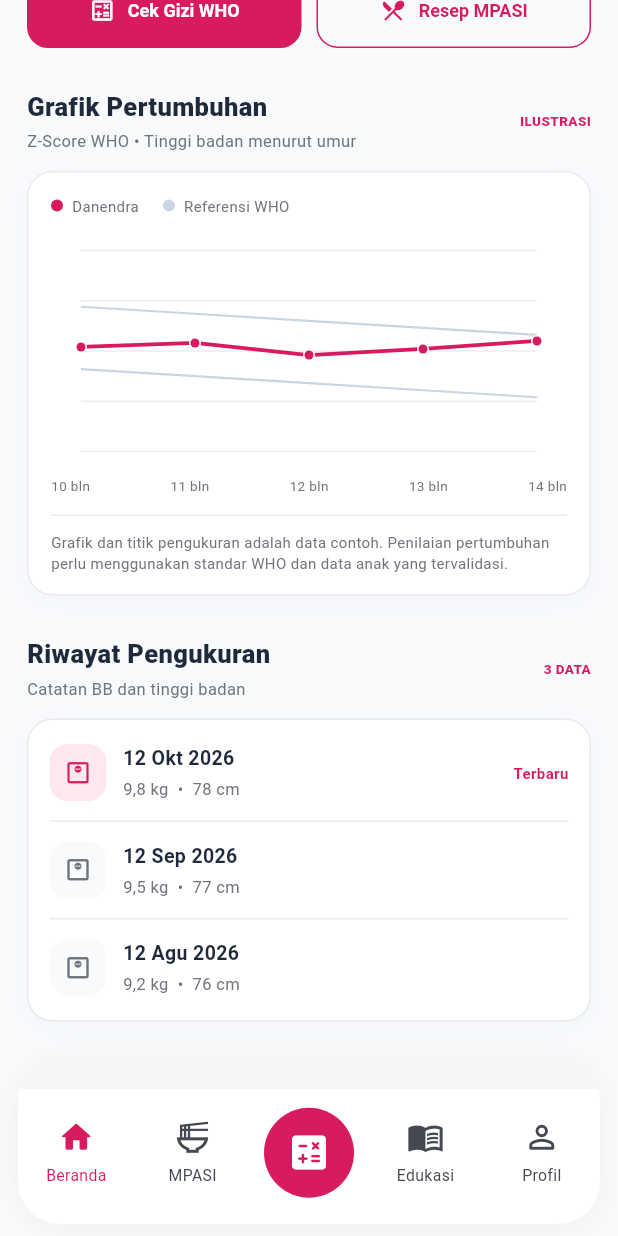
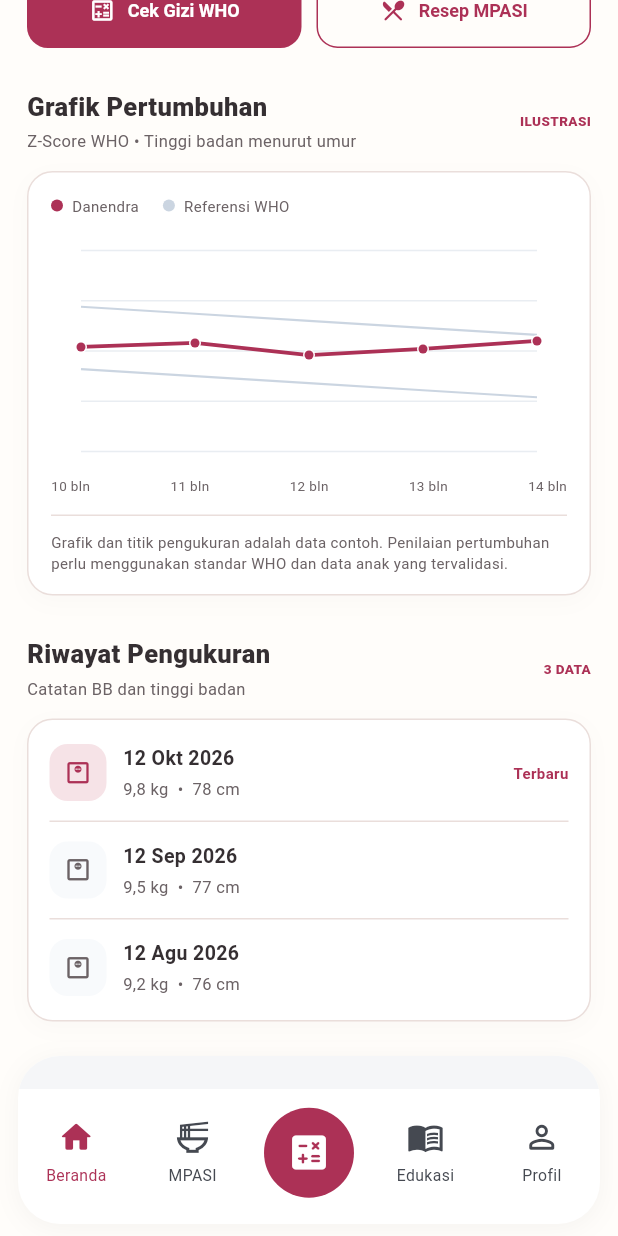
Before and after one commit to awndreyy/stuntGuard_mobile, a Flutter app: the MainNavigation screen opened directly with empty values, scrolled down 576 dp, on a phone screen of 412 x 824 dp. Run offline on Flutter 3.47's test engine with Material 3 defaults, Android fonts, the phone set to English and light mode, and no system bars; our stand-ins replace flutter_secure_storage; accounts and stored records are empty; network calls fail.

Commit message:
style: warna

```diff
--- a/lib/navigation/main_navigation.dart
+++ b/lib/navigation/main_navigation.dart
@@ -63,7 +63,7 @@ class _MainNavigationState extends State<MainNavigation> {
   @override
   Widget build(BuildContext context) {
     final pages = [
-      HomeScreen(onOpenCalculator: openCalculator, onOpenMpasi: openMpasi),
+      HomeScreen(user: widget.user, onOpenCalculator: openCalculator, onOpenMpasi: openMpasi),
       const MpasiScreen(),
       const CalculatorScreen(),
       const EducationScreen(),
--- a/lib/screens/home/home_screen.dart
+++ b/lib/screens/home/home_screen.dart
@@ -3,11 +3,13 @@ import 'package:flutter/material.dart';
 import '../../theme/sg_theme.dart';
 
 class HomeScreen extends StatefulWidget {
+  final Map<String, dynamic> user;
   final VoidCallback onOpenCalculator;
   final VoidCallback? onOpenMpasi;
 
   const HomeScreen({
     super.key,
+    required this.user,
     required this.onOpenCalculator,
     this.onOpenMpasi,
   });
@@ -17,6 +19,16 @@ class HomeScreen extends StatefulWidget {
 }
 
 class _HomeScreenState extends State<HomeScreen> {
+  String get _userName {
+    final name = widget.user['name']?.toString().trim();
+
+    if (name == null || name.isEmpty) {
+      return 'Orang Tua';
+    }
+
+    return name;
+  }
+
   static const _children = [
     _ChildProfile(name: 'Danendra', age: '14 Bulan'),
     _ChildProfile(name: 'Aluna', age: '8 Bulan'),
@@ -177,8 +189,8 @@ Widget _buildTopBar() {
       return Column(
         crossAxisAlignment: CrossAxisAlignment.start,
         children: [
-          const Text(
-            'Halo, Orang Tua! 👋',
+          Text(
+            'Halo, ${_userName}!',
             style: TextStyle(
               color: Colors.white,
               fontSize: 27,
--- a/lib/screens/welcome_screen.dart
+++ b/lib/screens/welcome_screen.dart
@@ -1,4 +1,3 @@
-
 import 'package:flutter/material.dart';
 import 'package:stuntguardmobile/screens/login_screen.dart';
 import 'package:stuntguardmobile/screens/register_screen.dart';
@@ -159,7 +158,7 @@ class WelcomeScreen extends StatelessWidget {
                             ),
                             children: [
                               TextSpan(
-                                text: 'Stun',
+                                text: 'Stunt',
                                 style: TextStyle(
                                   color: Colors.white,
                                 ),
--- a/lib/theme/sg_theme.dart
+++ b/lib/theme/sg_theme.dart
@@ -3,12 +3,14 @@ import 'package:flutter/material.dart';
 /// Warna yang digunakan layar Beranda StunGuard.
 /// Class SG dipertahankan agar file screen/widget lama tidak perlu diubah.
 class SG {
-  static const Color primary = Color(0xFFD81B60);
-  static const Color pale = Color(0xFFFDE8EF);
-  static const Color background = Color(0xFFF8FAFC);
-  static const Color ink = Color(0xFF1E293B);
-  static const Color muted = Color(0xFF70737D);
-  static const Color line = Color(0xFFE8EAF0);
+  static const Color primary = Color(0xFFAC3156);
+  static const Color primaryDark = Color(0xFF852641);
+  static const Color pale = Color(0xFFF6E3E7);
+  static const Color soft = Color(0xFFFCF5F1);
+  static const Color background = Color(0xFFFFFDFA);
+  static const Color ink = Color(0xFF352F32);
+  static const Color muted = Color(0xFF6B6265);
+  static const Color line = Color(0xFFEADEDB);
   static const Color surface = Colors.white;
 }
 
```
